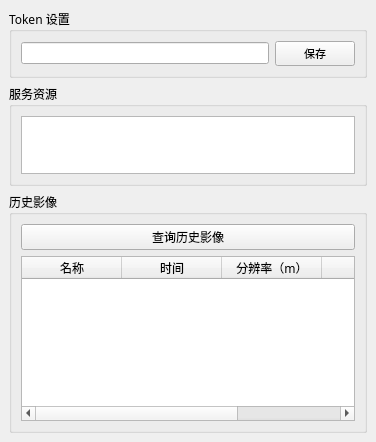
liuxsdev/qgis-plugin-tianditu, file tianditu_tools/ui/sd.ui: the form before one commit.
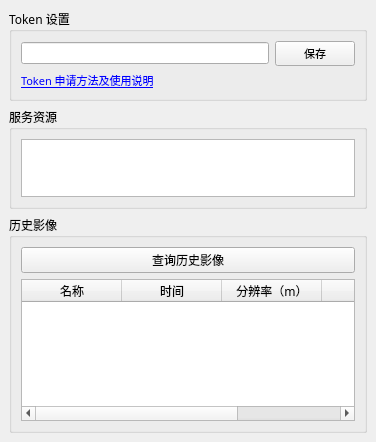
The form after the commit. Custom widgets are drawn as their Qt base class.

Commit message: Chore: 添加使用说明

The edit to the form file:
```diff
--- a/tianditu_tools/ui/sd.ui
+++ b/tianditu_tools/ui/sd.ui
@@ -53,6 +53,22 @@
          </item>
         </layout>
        </item>
+       <item>
+        <widget class="QLabel" name="label">
+         <property name="font">
+          <font>
+           <family>微软雅黑</family>
+           <pointsize>8</pointsize>
+          </font>
+         </property>
+         <property name="text">
+          <string>&lt;html&gt;&lt;head/&gt;&lt;body&gt;&lt;p&gt;&lt;a href=&quot;https://mp.weixin.qq.com/s/CcdjjjsBk7rNlxalBjUXIg&quot;&gt;&lt;span style=&quot; text-decoration: underline; color:#0000ff;&quot;&gt;Token 申请方法及使用说明&lt;/span&gt;&lt;/a&gt;&lt;/p&gt;&lt;/body&gt;&lt;/html&gt;</string>
+         </property>
+         <property name="openExternalLinks">
+          <bool>true</bool>
+         </property>
+        </widget>
+       </item>
       </layout>
      </widget>
     </item>
```
The commit also changes 2 other files.
